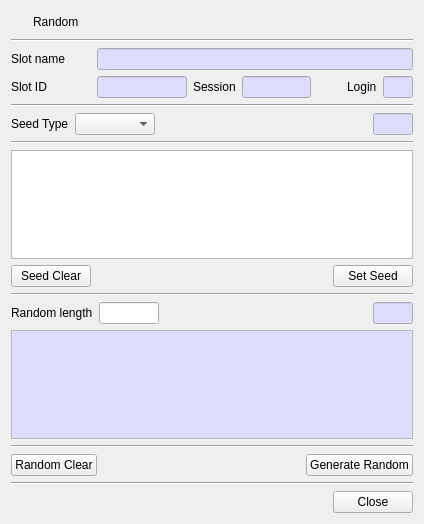
The window that CryptokiMan/rand_dlg.ui (jykim74/CryptokiMan) describes before a commit, drawn with Qt 5.
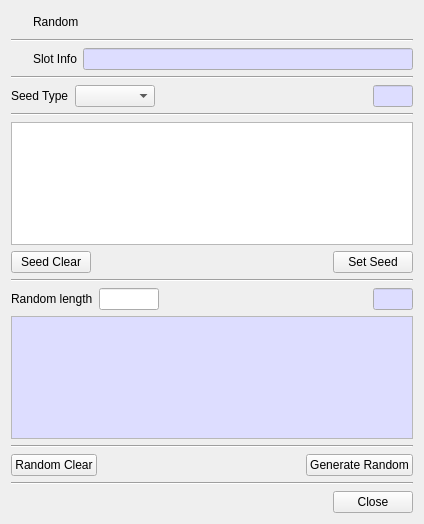
The same window after the commit. Icons and pictures are not drawn.

Patch:
```diff
--- a/CryptokiMan/rand_dlg.ui
+++ b/CryptokiMan/rand_dlg.ui
@@ -63,246 +63,75 @@
      <property name="topMargin">
       <number>0</number>
      </property>
-     <item row="0" column="0">
+     <item row="0" column="2">
+      <widget class="QLineEdit" name="mSlotInfoText">
+       <property name="palette">
+        <palette>
+         <active>
+          <colorrole role="Base">
+           <brush brushstyle="SolidPattern">
+            <color alpha="255">
+             <red>221</red>
+             <green>221</green>
+             <blue>255</blue>
+            </color>
+           </brush>
+          </colorrole>
+         </active>
+         <inactive>
+          <colorrole role="Base">
+           <brush brushstyle="SolidPattern">
+            <color alpha="255">
+             <red>221</red>
+             <green>221</green>
+             <blue>255</blue>
+            </color>
+           </brush>
+          </colorrole>
+         </inactive>
+         <disabled/>
+        </palette>
+       </property>
+       <property name="readOnly">
+        <bool>true</bool>
+       </property>
+      </widget>
+     </item>
+     <item row="0" column="1">
       <widget class="QLabel" name="label">
        <property name="minimumSize">
         <size>
-         <width>80</width>
+         <width>0</width>
          <height>0</height>
         </size>
        </property>
        <property name="text">
-        <string>Slot name</string>
+        <string>Slot Info</string>
        </property>
       </widget>
      </item>
-     <item row="0" column="1">
-      <widget class="QLineEdit" name="mSlotNameText">
-       <property name="palette">
-        <palette>
-         <active>
-          <colorrole role="Base">
-           <brush brushstyle="SolidPattern">
-            <color alpha="255">
-             <red>221</red>
-             <green>221</green>
-             <blue>255</blue>
-            </color>
-           </brush>
-          </colorrole>
-         </active>
-         <inactive>
-          <colorrole role="Base">
-           <brush brushstyle="SolidPattern">
-            <color alpha="255">
-             <red>221</red>
-             <green>221</green>
-             <blue>255</blue>
-            </color>
-           </brush>
-          </colorrole>
-         </inactive>
-         <disabled/>
-        </palette>
-       </property>
-       <property name="readOnly">
-        <bool>true</bool>
-       </property>
-      </widget>
-     </item>
-    </layout>
-   </item>
-   <item>
-    <layout class="QHBoxLayout" name="horizontalLayout">
-     <property name="bottomMargin">
-      <number>0</number>
-     </property>
-     <item>
-      <widget class="QLabel" name="label_3">
+     <item row="0" column="0">
+      <widget class="QPushButton" name="mSlotBtn">
        <property name="minimumSize">
         <size>
-         <width>80</width>
+         <width>16</width>
          <height>0</height>
         </size>
        </property>
-       <property name="text">
-        <string>Slot ID</string>
-       </property>
-      </widget>
-     </item>
-     <item>
-      <widget class="QLineEdit" name="mSlotIDText">
        <property name="maximumSize">
         <size>
-         <width>100</width>
+         <width>16</width>
          <height>16777215</height>
         </size>
        </property>
-       <property name="palette">
-        <palette>
-         <active>
-          <colorrole role="Base">
-           <brush brushstyle="SolidPattern">
-            <color alpha="255">
-             <red>221</red>
-             <green>221</green>
-             <blue>255</blue>
-            </color>
-           </brush>
-          </colorrole>
-         </active>
-         <inactive>
-          <colorrole role="Base">
-           <brush brushstyle="SolidPattern">
-            <color alpha="255">
-             <red>221</red>
-             <green>221</green>
-             <blue>255</blue>
-            </color>
-           </brush>
-          </colorrole>
-         </inactive>
-         <disabled>
-          <colorrole role="Base">
-           <brush brushstyle="SolidPattern">
-            <color alpha="255">
-             <red>240</red>
-             <green>240</green>
-             <blue>240</blue>
-            </color>
-           </brush>
-          </colorrole>
-         </disabled>
-        </palette>
-       </property>
-       <property name="readOnly">
-        <bool>true</bool>
-       </property>
-      </widget>
-     </item>
-     <item>
-      <widget class="QLabel" name="label_6">
        <property name="text">
-        <string>Session</string>
+        <string/>
        </property>
-      </widget>
-     </item>
-     <item>
-      <widget class="QLineEdit" name="mSessionText">
-       <property name="maximumSize">
-        <size>
-         <width>80</width>
-         <height>16777215</height>
-        </size>
+       <property name="icon">
+        <iconset resource="cryptokiman.qrc">
+         <normaloff>:/images/slot.png</normaloff>:/images/slot.png</iconset>
        </property>
-       <property name="palette">
-        <palette>
-         <active>
-          <colorrole role="Base">
-           <brush brushstyle="SolidPattern">
-            <color alpha="255">
-             <red>221</red>
-             <green>221</green>
-             <blue>255</blue>
-            </color>
-           </brush>
-          </colorrole>
-         </active>
-         <inactive>
-          <colorrole role="Base">
-           <brush brushstyle="SolidPattern">
-            <color alpha="255">
-             <red>221</red>
-             <green>221</green>
-             <blue>255</blue>
-            </color>
-           </brush>
-          </colorrole>
-         </inactive>
-         <disabled>
-          <colorrole role="Base">
-           <brush brushstyle="SolidPattern">
-            <color alpha="255">
-             <red>240</red>
-             <green>240</green>
-             <blue>240</blue>
-            </color>
-           </brush>
-          </colorrole>
-         </disabled>
-        </palette>
-       </property>
-       <property name="readOnly">
-        <bool>true</bool>
-       </property>
-      </widget>
-     </item>
-     <item>
-      <spacer name="horizontalSpacer_2">
-       <property name="orientation">
-        <enum>Qt::Horizontal</enum>
-       </property>
-       <property name="sizeHint" stdset="0">
-        <size>
-         <width>40</width>
-         <height>20</height>
-        </size>
-       </property>
-      </spacer>
-     </item>
-     <item>
-      <widget class="QLabel" name="label_7">
-       <property name="text">
-        <string>Login</string>
-       </property>
-      </widget>
-     </item>
-     <item>
-      <widget class="QLineEdit" name="mLoginText">
-       <property name="maximumSize">
-        <size>
-         <width>40</width>
-         <height>16777215</height>
-        </size>
-       </property>
-       <property name="palette">
-        <palette>
-         <active>
-          <colorrole role="Base">
-           <brush brushstyle="SolidPattern">
-            <color alpha="255">
-             <red>221</red>
-             <green>221</green>
-             <blue>255</blue>
-            </color>
-           </brush>
-          </colorrole>
-         </active>
-         <inactive>
-          <colorrole role="Base">
-           <brush brushstyle="SolidPattern">
-            <color alpha="255">
-             <red>221</red>
-             <green>221</green>
-             <blue>255</blue>
-            </color>
-           </brush>
-          </colorrole>
-         </inactive>
-         <disabled>
-          <colorrole role="Base">
-           <brush brushstyle="SolidPattern">
-            <color alpha="255">
-             <red>240</red>
-             <green>240</green>
-             <blue>240</blue>
-            </color>
-           </brush>
-          </colorrole>
-         </disabled>
-        </palette>
-       </property>
-       <property name="readOnly">
+       <property name="flat">
         <bool>true</bool>
        </property>
       </widget>
```
Left out of the diff: 5 changed lines with no effect on the pictures.
